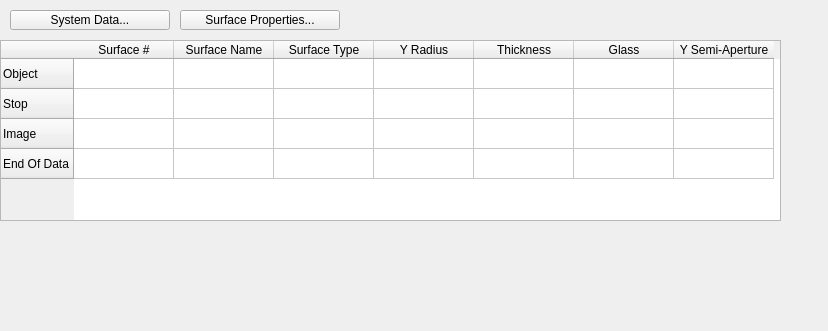
This is LDM.ui in KoreanJuho/PythonRayTraceProject as Qt 5 draws it before an edit. The edited form follows.
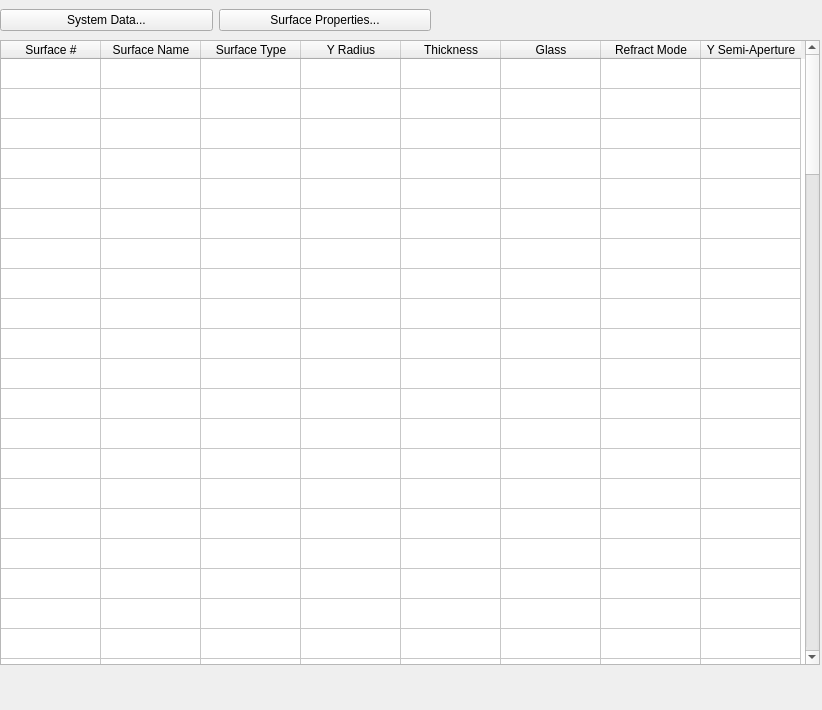
This is the edited form.

What changed in the file:
```diff
--- a/LDM.ui
+++ b/LDM.ui
@@ -6,8 +6,8 @@
    <rect>
     <x>0</x>
     <y>0</y>
-    <width>828</width>
-    <height>331</height>
+    <width>822</width>
+    <height>710</height>
    </rect>
   </property>
   <property name="windowTitle">
@@ -19,36 +19,146 @@
      <rect>
       <x>0</x>
       <y>40</y>
-      <width>781</width>
-      <height>181</height>
+      <width>820</width>
+      <height>625</height>
      </rect>
     </property>
+    <property name="frameShape">
+     <enum>QFrame::StyledPanel</enum>
+    </property>
+    <property name="midLineWidth">
+     <number>0</number>
+    </property>
+    <property name="showGrid">
+     <bool>true</bool>
+    </property>
+    <property name="gridStyle">
+     <enum>Qt::SolidLine</enum>
+    </property>
+    <property name="sortingEnabled">
+     <bool>false</bool>
+    </property>
+    <property name="wordWrap">
+     <bool>true</bool>
+    </property>
+    <property name="cornerButtonEnabled">
+     <bool>true</bool>
+    </property>
     <property name="rowCount">
-     <number>4</number>
+     <number>100</number>
     </property>
-    <property name="columnCount">
-     <number>7</number>
-    </property>
-    <row>
-     <property name="text">
-      <string>Object</string>
-     </property>
-    </row>
-    <row>
-     <property name="text">
-      <string>Stop</string>
-     </property>
-    </row>
-    <row>
-     <property name="text">
-      <string>Image</string>
-     </property>
-    </row>
-    <row>
-     <property name="text">
-      <string>End Of Data</string>
-     </property>
-    </row>
+    <attribute name="horizontalHeaderVisible">
+     <bool>true</bool>
+    </attribute>
+    <attribute name="verticalHeaderVisible">
+     <bool>false</bool>
+    </attribute>
+    <attribute name="verticalHeaderCascadingSectionResizes">
+     <bool>false</bool>
+    </attribute>
+    <attribute name="verticalHeaderShowSortIndicator" stdset="0">
+     <bool>false</bool>
+    </attribute>
+    <row/>
+    <row/>
+    <row/>
+    <row/>
+    <row/>
+    <row/>
+    <row/>
+    <row/>
+    <row/>
+    <row/>
+    <row/>
+    <row/>
+    <row/>
+    <row/>
+    <row/>
+    <row/>
+    <row/>
+    <row/>
+    <row/>
+    <row/>
+    <row/>
+    <row/>
+    <row/>
+    <row/>
+    <row/>
+    <row/>
+    <row/>
+    <row/>
+    <row/>
+    <row/>
+    <row/>
+    <row/>
+    <row/>
+    <row/>
+    <row/>
+    <row/>
+    <row/>
+    <row/>
+    <row/>
+    <row/>
+    <row/>
+    <row/>
+    <row/>
+    <row/>
+    <row/>
+    <row/>
+    <row/>
+    <row/>
+    <row/>
+    <row/>
+    <row/>
+    <row/>
+    <row/>
+    <row/>
+    <row/>
+    <row/>
+    <row/>
+    <row/>
+    <row/>
+    <row/>
+    <row/>
+    <row/>
+    <row/>
+    <row/>
+    <row/>
+    <row/>
+    <row/>
+    <row/>
+    <row/>
+    <row/>
+    <row/>
+    <row/>
+    <row/>
+    <row/>
+    <row/>
+    <row/>
+    <row/>
+    <row/>
+    <row/>
+    <row/>
+    <row/>
+    <row/>
+    <row/>
+    <row/>
+    <row/>
+    <row/>
+    <row/>
+    <row/>
+    <row/>
+    <row/>
+    <row/>
+    <row/>
+    <row/>
+    <row/>
+    <row/>
+    <row/>
+    <row/>
+    <row/>
+    <row/>
+    <row/>
     <column>
      <property name="text">
       <string>Surface #</string>
@@ -79,37 +189,42 @@
       <string>Glass</string>
      </property>
     </column>
+    <column>
+     <property name="text">
+      <string>Refract Mode</string>
+     </property>
+    </column>
     <column>
      <property name="text">
       <string>Y Semi-Aperture</string>
      </property>
     </column>
    </widget>
-   <widget class="QPushButton" name="B_SystemData">
+   <widget class="QWidget" name="horizontalLayoutWidget">
     <property name="geometry">
      <rect>
-      <x>10</x>
-      <y>10</y>
-      <width>160</width>
-      <height>20</height>
+      <x>0</x>
+      <y>0</y>
+      <width>431</width>
+      <height>41</height>
      </rect>
     </property>
-    <property name="text">
-     <string>System Data...</string>
-    </property>
-   </widget>
-   <widget class="QPushButton" name="B_SurfaceProperties">
-    <property name="geometry">
-     <rect>
-      <x>180</x>
-      <y>10</y>
-      <width>160</width>
-      <height>20</height>
-     </rect>
-    </property>
-    <property name="text">
-     <string>Surface Properties...</string>
-    </property>
+    <layout class="QHBoxLayout" name="horizontalLayout">
+     <item>
+      <widget class="QPushButton" name="SystemData">
+       <property name="text">
+        <string>System Data...</string>
+       </property>
+      </widget>
+     </item>
+     <item>
+      <widget class="QPushButton" name="SurfaceProperties">
+       <property name="text">
+        <string>Surface Properties...</string>
+       </property>
+      </widget>
+     </item>
+    </layout>
    </widget>
   </widget>
  </widget>
```
Left out of the diff: 6 changed lines with no effect on the pictures.
